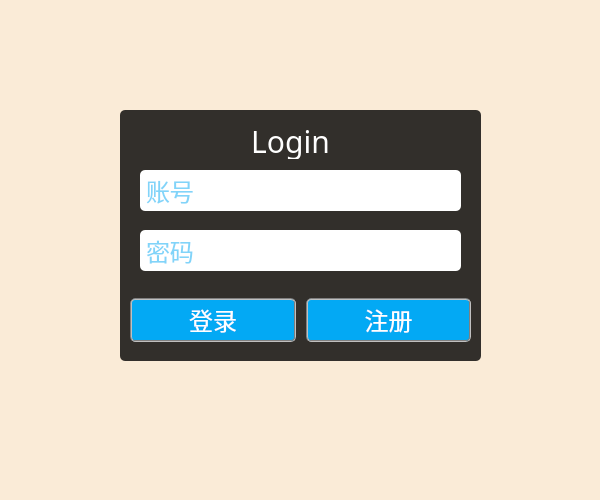
redpt1/database, file ui/login.ui: the form before one commit.
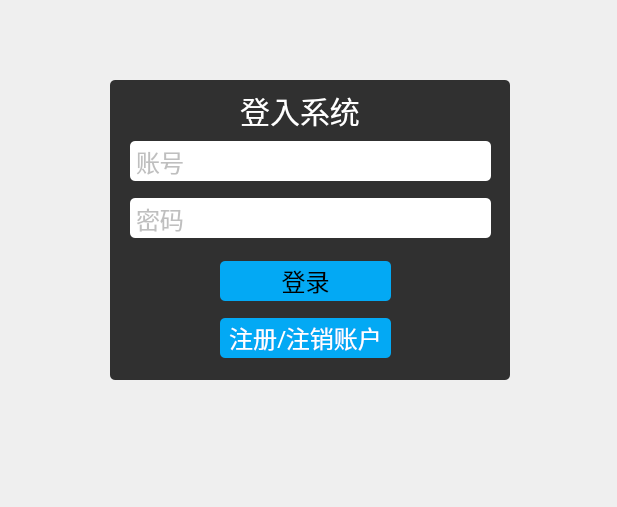
The form after the commit. Icons and pictures are not drawn.

```diff
--- a/ui/login.ui
+++ b/ui/login.ui
@@ -12,8 +12,8 @@
    <rect>
     <x>0</x>
     <y>0</y>
-    <width>600</width>
-    <height>500</height>
+    <width>617</width>
+    <height>507</height>
    </rect>
   </property>
   <property name="contextMenuPolicy">
@@ -27,9 +27,8 @@
                 font-size:24px;
                 font-family:sans-serif;
                 }
-                #Form{
-                background-image:url(1.png);
-                background-color:#FAEBD7;
+                Form{
+                background-color:white;
                 }
                 QFrame{
                 background:rgba(0,0,0,0.8);
@@ -54,10 +53,10 @@
   <widget class="QFrame" name="frame">
    <property name="geometry">
     <rect>
-     <x>120</x>
-     <y>110</y>
-     <width>361</width>
-     <height>251</height>
+     <x>110</x>
+     <y>80</y>
+     <width>400</width>
+     <height>300</height>
     </rect>
    </property>
    <property name="styleSheet">
@@ -71,56 +70,17 @@
    <property name="frameShadow">
     <enum>QFrame::Raised</enum>
    </property>
-   <widget class="QLineEdit" name="loginIP">
-    <property name="geometry">
-     <rect>
-      <x>20</x>
-      <y>60</y>
-      <width>321</width>
-      <height>41</height>
-     </rect>
-    </property>
-    <property name="styleSheet">
-     <string notr="true">border:2px;
-border-radius:5px;
-padding:2px 4px;</string>
-    </property>
-    <property name="placeholderText">
-     <string>账号</string>
-    </property>
-   </widget>
-   <widget class="QLineEdit" name="loginPort">
-    <property name="geometry">
-     <rect>
-      <x>20</x>
-      <y>120</y>
-      <width>321</width>
-      <height>41</height>
-     </rect>
-    </property>
-    <property name="styleSheet">
-     <string notr="true">border:2px;
-border-radius:5px;
-padding:2px 4px;</string>
-    </property>
-    <property name="text">
-     <string/>
-    </property>
-    <property name="placeholderText">
-     <string>密码</string>
-    </property>
-   </widget>
    <widget class="QLabel" name="label">
     <property name="geometry">
      <rect>
-      <x>70</x>
+      <x>90</x>
       <y>10</y>
-      <width>201</width>
-      <height>41</height>
+      <width>200</width>
+      <height>40</height>
      </rect>
     </property>
     <property name="text">
-     <string>Login</string>
+     <string>登入系统</string>
     </property>
     <property name="alignment">
      <set>Qt::AlignCenter</set>
@@ -129,28 +89,20 @@
    <widget class="QWidget" name="horizontalLayoutWidget">
     <property name="geometry">
      <rect>
-      <x>0</x>
+      <x>110</x>
       <y>170</y>
-      <width>361</width>
-      <height>81</height>
+      <width>171</width>
+      <height>121</height>
      </rect>
     </property>
-    <layout class="QHBoxLayout" name="horizontalLayout">
-     <property name="spacing">
-      <number>10</number>
-     </property>
-     <property name="leftMargin">
-      <number>10</number>
-     </property>
-     <property name="rightMargin">
-      <number>10</number>
-     </property>
+    <layout class="QVBoxLayout" name="verticalLayout_2">
      <item>
       <widget class="QPushButton" name="loginButton">
        <property name="styleSheet">
-        <string notr="true">border:2px groove gray;
+        <string notr="true">border:2px white;
 border-radius:5px;
-padding:2px 4px;</string>
+padding:2px 4px;
+color:rgb(0, 0, 0)</string>
        </property>
        <property name="text">
         <string>登录</string>
@@ -162,10 +114,52 @@
        <property name="styleSheet">
         <string notr="true">border-radius:5px;
 padding:2px 4px;
-border:2px groove gray;</string>
+border:2px white;
+color:0x000000;</string>
        </property>
        <property name="text">
-        <string>注册</string>
+        <string>注册/注销账户</string>
+       </property>
+      </widget>
+     </item>
+    </layout>
+   </widget>
+   <widget class="QWidget" name="verticalLayoutWidget_2">
+    <property name="geometry">
+     <rect>
+      <x>20</x>
+      <y>50</y>
+      <width>361</width>
+      <height>121</height>
+     </rect>
+    </property>
+    <layout class="QVBoxLayout" name="verticalLayout_3">
+     <item>
+      <widget class="QLineEdit" name="loginID">
+       <property name="styleSheet">
+        <string notr="true">border:2px;
+border-radius:5px;
+padding:2px 4px;
+color:gray</string>
+       </property>
+       <property name="placeholderText">
+        <string>账号</string>
+       </property>
+      </widget>
+     </item>
+     <item>
+      <widget class="QLineEdit" name="loginPswd">
+       <property name="styleSheet">
+        <string notr="true">border:2px;
+border-radius:5px;
+padding:2px 4px;
+color:gray</string>
+       </property>
+       <property name="text">
+        <string/>
+       </property>
+       <property name="placeholderText">
+        <string>密码</string>
        </property>
       </widget>
      </item>
```
Left out of the diff: 2 changed lines with no effect on the pictures.
